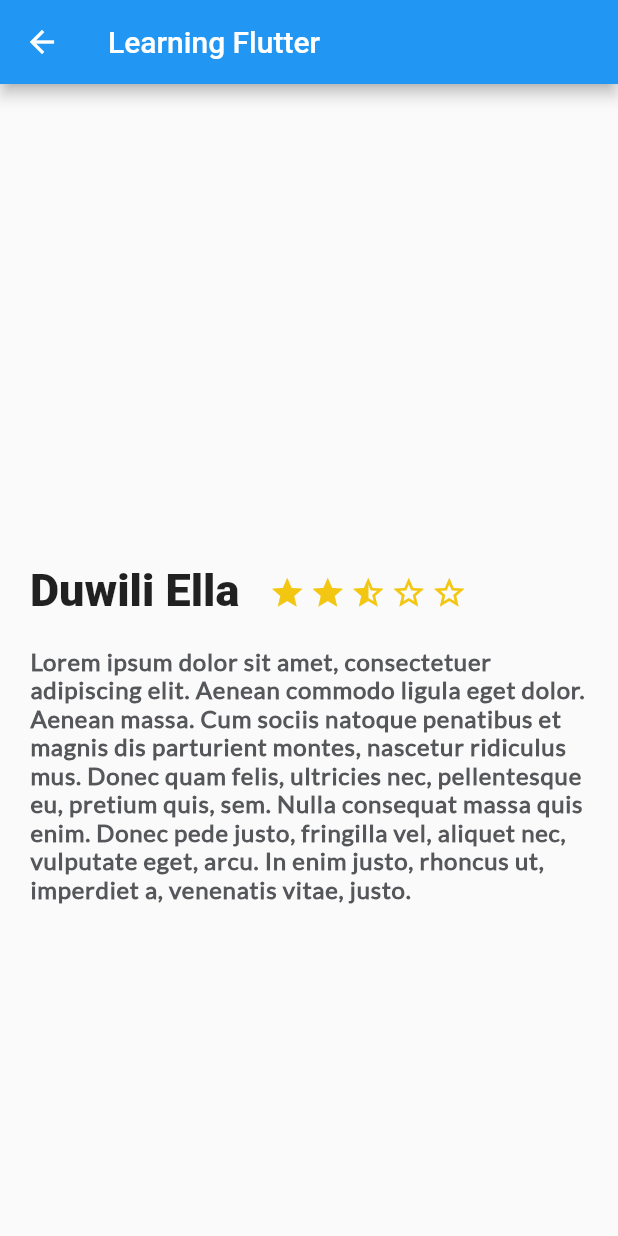
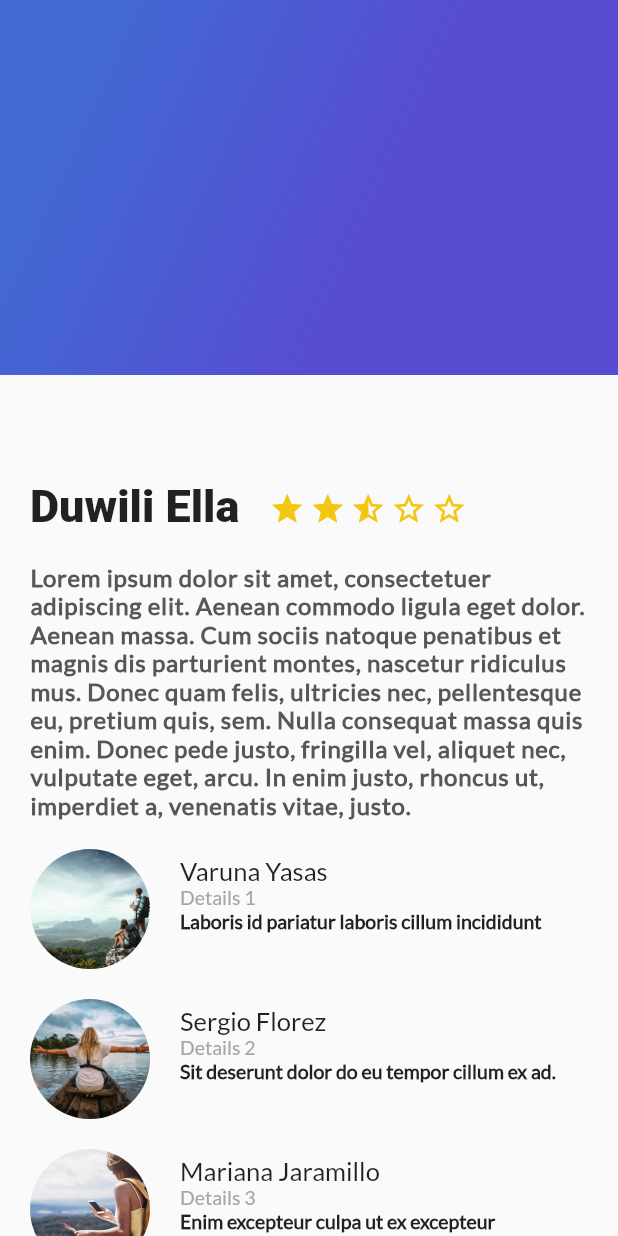
Before and after one commit to xergioalex/demo_flutter_app, a Flutter app: the screen it shows after launch, on a phone screen of 412 x 824 dp. Run offline on Flutter 3.47's test engine with Material 2 defaults, Android fonts, the phone set to English and light mode, and no system bars.

Commit message:
Reviews && Base layout

```diff
--- /dev/null
+++ b/lib/components/gradient_back.dart
@@ -0,0 +1,22 @@
+import 'package:flutter/material.dart';
+
+class GradientBack extends StatelessWidget {
+  @override
+  Widget build(BuildContext context) {
+    return Container(
+      height: 250.0,
+      decoration: BoxDecoration(
+          gradient: LinearGradient(
+              colors: [
+                Color(0xFF4268D3),
+                Color(0xFF584CD1)
+              ],
+              begin: FractionalOffset(0.2, 0.0),
+              end: FractionalOffset(1.0, 0.6),
+              stops: [0.0, 0.6],
+              tileMode: TileMode.clamp
+          )
+      ),
+    );
+  }
+}
--- /dev/null
+++ b/lib/components/review.dart
@@ -0,0 +1,91 @@
+import 'package:flutter/material.dart';
+
+class Review extends StatelessWidget {
+  String pathImage = 'assets/images/traveler.jpg';
+  String name = 'Sergio Alexander';
+  String details = '1 review 5 photos';
+  String comment = 'There is an amazing place in Sri Lanka';
+
+  Review(this.pathImage, this.name, this.details, this.comment);
+
+  @override
+  Widget build(BuildContext context) {
+
+    final userComment = Container(
+        margin: EdgeInsets.only(
+            left: 20
+        ),
+        child: Text(
+            comment,
+            textAlign: TextAlign.left,
+            style: TextStyle(
+                fontFamily: 'Lato',
+                fontSize: 13,
+                fontWeight: FontWeight.w900
+            )
+        )
+    );
+
+    final userInfo = Container(
+        margin: EdgeInsets.only(
+          left: 20
+        ),
+        child: Text(
+          details,
+          textAlign: TextAlign.left,
+          style: TextStyle(
+            fontFamily: 'Lato',
+            fontSize: 13,
+            color: Color(0xFFa3a5a7)
+          )
+        )
+    );
+
+    final userName = Container(
+      margin: EdgeInsets.only(
+        left: 20
+      ),
+      child: Text(
+        name,
+        textAlign: TextAlign.left,
+        style: TextStyle(
+          fontFamily: 'Lato',
+          fontSize: 17
+        )
+      )
+    );
+
+    final userDetails = Column(
+      crossAxisAlignment: CrossAxisAlignment.start,
+      children: <Widget>[
+        userName,
+        userInfo,
+        userComment
+      ],
+    );
+
+    final photo = Container (
+      margin: EdgeInsets.only(
+        top: 20,
+        left: 20,
+      ),
+      width: 80,
+      height: 80,
+      decoration: BoxDecoration(
+        shape: BoxShape.circle,
+        image: DecorationImage(
+          fit: BoxFit.cover,
+          image: AssetImage(pathImage),
+        )
+      ),
+    );
+
+    return Row(
+      children: <Widget>[
+        photo,
+        userDetails
+      ],
+    );
+  }
+
+}
--- /dev/null
+++ b/lib/components/review_list.dart
@@ -0,0 +1,18 @@
+import 'package:flutter/material.dart';
+import 'review.dart';
+
+class ReviewList extends StatelessWidget {
+  @override
+  Widget build(BuildContext context) {
+
+    return Column(
+      crossAxisAlignment: CrossAxisAlignment.start,
+      children: <Widget>[
+        new Review('assets/images/traveler.jpg', 'Varuna Yasas', 'Details 1', 'Laboris id pariatur laboris cillum incididunt'),
+        new Review('assets/images/traveler2.jpg', 'Sergio Florez', 'Details 2', 'Sit deserunt dolor do eu tempor cillum ex ad.'),
+        new Review('assets/images/traveler3.jpg', 'Mariana Jaramillo', 'Details 3', 'Enim excepteur culpa ut ex excepteur'),
+      ],
+    );;
+  }
+
+}
--- a/lib/main.dart
+++ b/lib/main.dart
@@ -1,5 +1,7 @@
 import 'package:flutter/material.dart';
 import 'components/description_place.dart';
+import 'components/review_list.dart';
+import 'components/gradient_back.dart';
 
 void main() => runApp(MyApp());
 
@@ -15,11 +17,17 @@ class MyApp extends StatelessWidget {
           primarySwatch: Colors.blue,
         ),
         home: Scaffold(
-          appBar: AppBar(
-              leading: Icon(Icons.arrow_back),
-              title: Text('Learning Flutter')
-          ),
-          body: new DescriptionPlace('Bahamas', 4, descriptionText)
+          body: Stack(
+            children: <Widget>[
+              ListView(
+                children: <Widget>[
+                  new DescriptionPlace('Bahamas', 4, descriptionText),
+                  new ReviewList(),
+                ],
+              ),
+              GradientBack()
+            ],
+          )
         )
     );
   }
--- a/pubspec.yaml
+++ b/pubspec.yaml
@@ -43,6 +43,9 @@ flutter:
   # To add assets to your application, add an assets section, like this:
   assets:
     - assets/images/zelda_bg.png
+    - assets/images/traveler.jpg
+    - assets/images/traveler2.jpg
+    - assets/images/traveler3.jpg
 
   fonts:
     - family: Lato
```
Also changed, not shown: assets/images/traveler.jpg (added), assets/images/traveler2.jpg (added), assets/images/traveler3.jpg (added).
